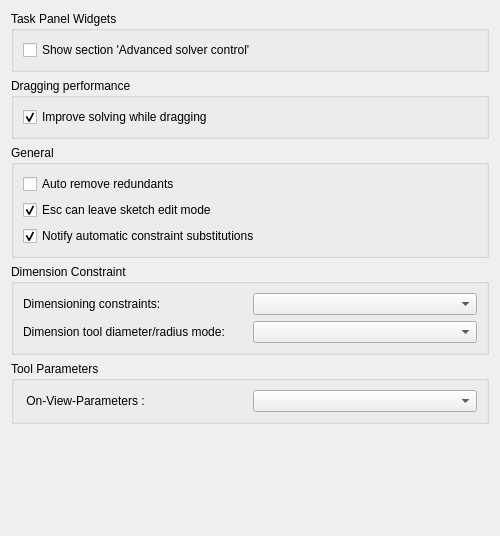
The window that src/Mod/Sketcher/Gui/SketcherSettings.ui (southseact-3d/fcd) describes before a commit, drawn with Qt 5.
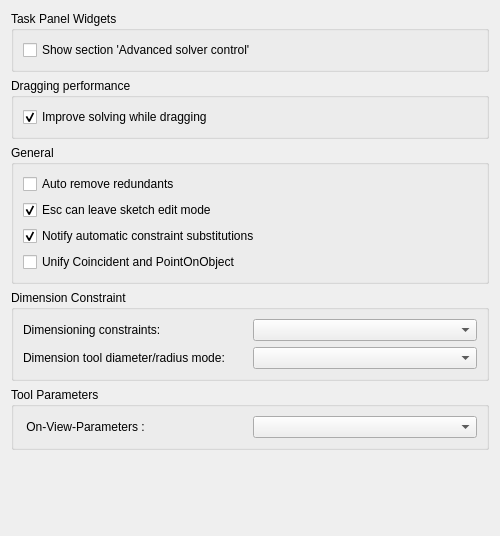
The same window after the commit. Custom widgets are drawn as their Qt base class.

Commit message: Introduce CmdSketcherConstrainCoincidentUnified. This is a unified version of coincident + pointOnObject. This is disabled by default. Nothing changes by default.

What changed in the file:
```diff
--- a/src/Mod/Sketcher/Gui/SketcherSettings.ui
+++ b/src/Mod/Sketcher/Gui/SketcherSettings.ui
@@ -159,6 +159,25 @@
         </property>
        </widget>
       </item>
+      <item>
+       <widget class="Gui::PrefCheckBox" name="checkBoxUnifiedCoincident">
+        <property name="toolTip">
+         <string>Unify Coincident and PointOnObject in a single tool.</string>
+        </property>
+        <property name="text">
+         <string>Unify Coincident and PointOnObject</string>
+        </property>
+        <property name="checked">
+         <bool>false</bool>
+        </property>
+        <property name="prefEntry" stdset="0">
+         <cstring>UnifiedCoincident</cstring>
+        </property>
+        <property name="prefPath" stdset="0">
+         <cstring>Mod/Sketcher/Constraints</cstring>
+        </property>
+       </widget>
+      </item>
      </layout>
     </widget>
    </item>
```
The commit also changes 3 other files.
